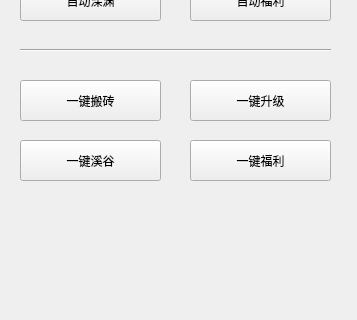
The window that voyager/ui/main.ui (seayona/dnf) describes before a commit, drawn with Qt 5; both pictures show x 0 to 357 and y 163 to 483 of the 357 by 588 pixel window.
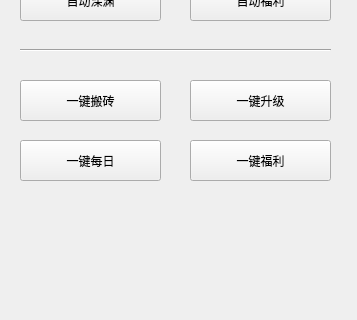
The same window after the commit. Custom widgets are drawn as their Qt base class.

Commit message: F：一键每日

```diff
--- a/voyager/ui/main.ui
+++ b/voyager/ui/main.ui
@@ -131,7 +131,7 @@
      </rect>
     </property>
     <property name="text">
-     <string>一键溪谷</string>
+     <string>一键每日</string>
     </property>
    </widget>
    <widget class="QPushButton" name="btn_auto_welfare">
```
Left out of the diff: 2 changed lines with no effect on the pictures. The commit also changes 17 other files.
